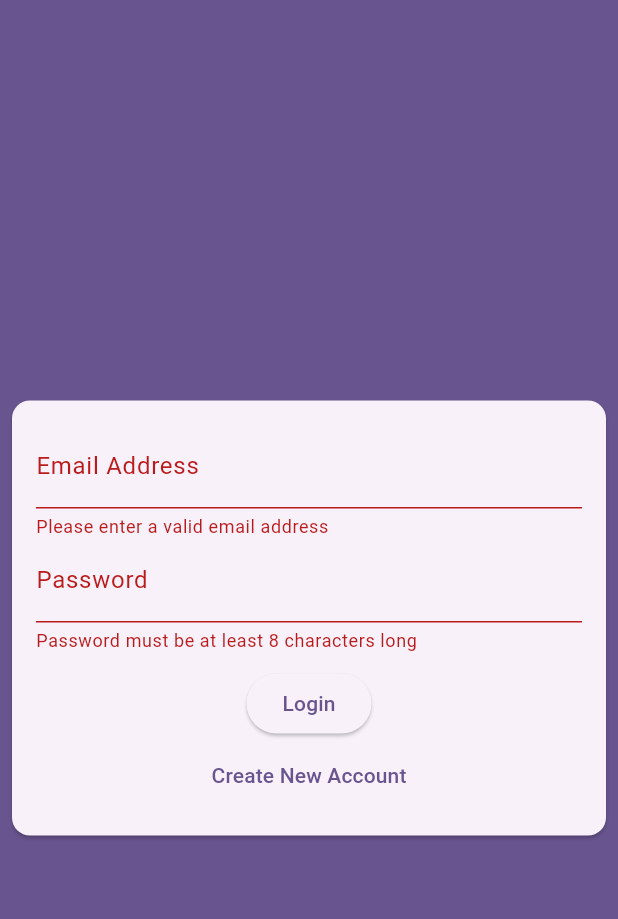
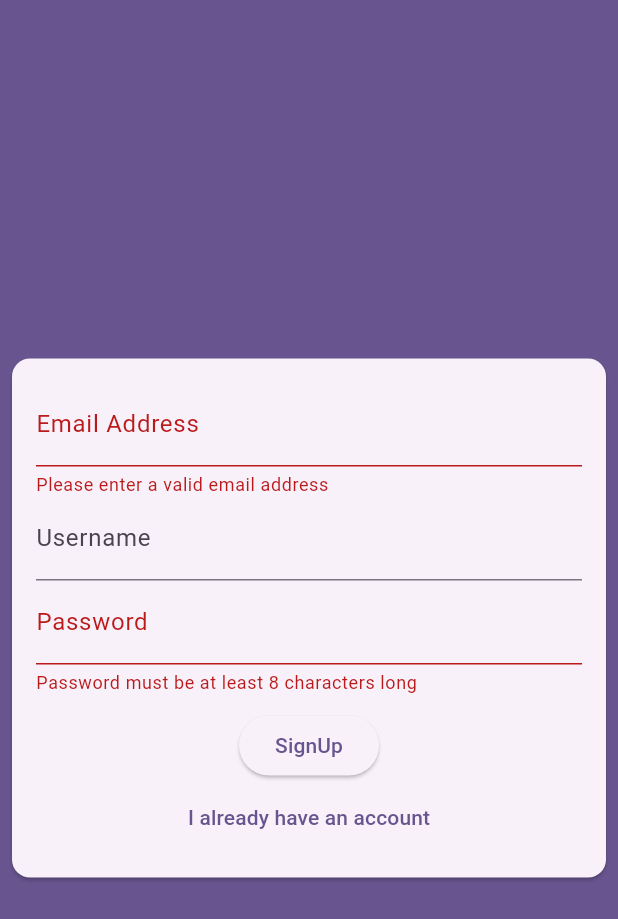
Before and after one commit to Joyy-dev/chatapp, a Flutter app: the AuthScreen screen opened directly, after a tap on "Login", after a tap on "Create New Account", on a phone screen of 412 x 824 dp. Shown: the top 919 px of the screen. Run offline on Flutter 3.47's test engine with Material 3 defaults, Android fonts, the phone set to English and light mode, and no system bars; our stand-ins replace cloud_firestore, firebase_auth, firebase_core; accounts and stored records are empty; network calls fail.

```diff
--- a/lib/screen/auth_screen.dart
+++ b/lib/screen/auth_screen.dart
@@ -1,4 +1,5 @@
 import 'package:chatapp/widget/auth/auth_form.dart';
+import 'package:cloud_firestore/cloud_firestore.dart';
 import 'package:firebase_auth/firebase_auth.dart';
 import 'package:flutter/material.dart';
 
@@ -11,6 +12,7 @@ class AuthScreen extends StatefulWidget {
 
 class _AuthScreenState extends State<AuthScreen> {
   final _auth = FirebaseAuth.instance;
+  var _isLoading = false;
 
   void _submitAuthForm(
     String email,
@@ -21,10 +23,17 @@ class _AuthScreenState extends State<AuthScreen> {
   ) async {
     UserCredential authresult;
     try {
+      setState(() {
+        _isLoading = true;
+      });
       if (isLogin) {
        authresult = await _auth.signInWithEmailAndPassword(email: email, password: password);
       } else{
        authresult = await _auth.createUserWithEmailAndPassword(email: email, password: password);
+       await FirebaseFirestore.instance.collection('users').doc(authresult.user!.uid).set({
+        'username': username,
+        'email': email
+       });
       }
     } on FirebaseException catch(error) {
       var message = 'An error occurred, please check your credentials!';
@@ -32,12 +41,20 @@ class _AuthScreenState extends State<AuthScreen> {
         message = error.message!;
       }
 
-      ScaffoldMessenger.of(context).showSnackBar(
+      ScaffoldMessenger.of(ctx).showSnackBar(
         SnackBar(
           content: Text(message),
           backgroundColor: Colors.red,
         )
       );
+      setState(() {
+        _isLoading = false;
+      });
+    } catch (error) {
+      print(error);
+      setState(() {
+        _isLoading = false;
+      });
     }
   }
 
@@ -45,7 +62,7 @@ class _AuthScreenState extends State<AuthScreen> {
   Widget build(BuildContext context) {
     return Scaffold(
       backgroundColor: Theme.of(context).primaryColor,
-      body: AuthForm(_submitAuthForm),
+      body: AuthForm(_submitAuthForm, _isLoading),
     );
   }
 }
--- a/lib/widget/auth/auth_form.dart
+++ b/lib/widget/auth/auth_form.dart
@@ -1,8 +1,9 @@
 import 'package:flutter/material.dart';
 
 class AuthForm extends StatefulWidget {
-  const AuthForm(this.submitFn, {super.key});
+  const AuthForm(this.submitFn, this._isLoading, {super.key});
 
+  final bool _isLoading;
   final void Function (
     String email,
     String password,
@@ -101,13 +102,21 @@ class _AuthFormState extends State<AuthForm> {
                     },
                   ),
                   const SizedBox(height: 10,),
+                  if (widget._isLoading)
+                  CircularProgressIndicator(),
+                  if (!widget._isLoading)
                   ElevatedButton(
                     onPressed: _trySubmit,
-                    child: Text('Login')
+                    child: Text(_isLogin ? 'Login' : 'SignUp')
                   ),
+                  if (!widget._isLoading)
                   TextButton(
-                    onPressed: () {},
-                    child: Text('Create New Account')
+                    onPressed: () {
+                      setState(() {
+                        _isLogin = !_isLogin;
+                      });
+                    },
+                    child: Text(_isLogin ?'Create New Account' : 'I already have an account')
                   )
                 ],
               ),
```
Also changed, not shown: 1 other file.
